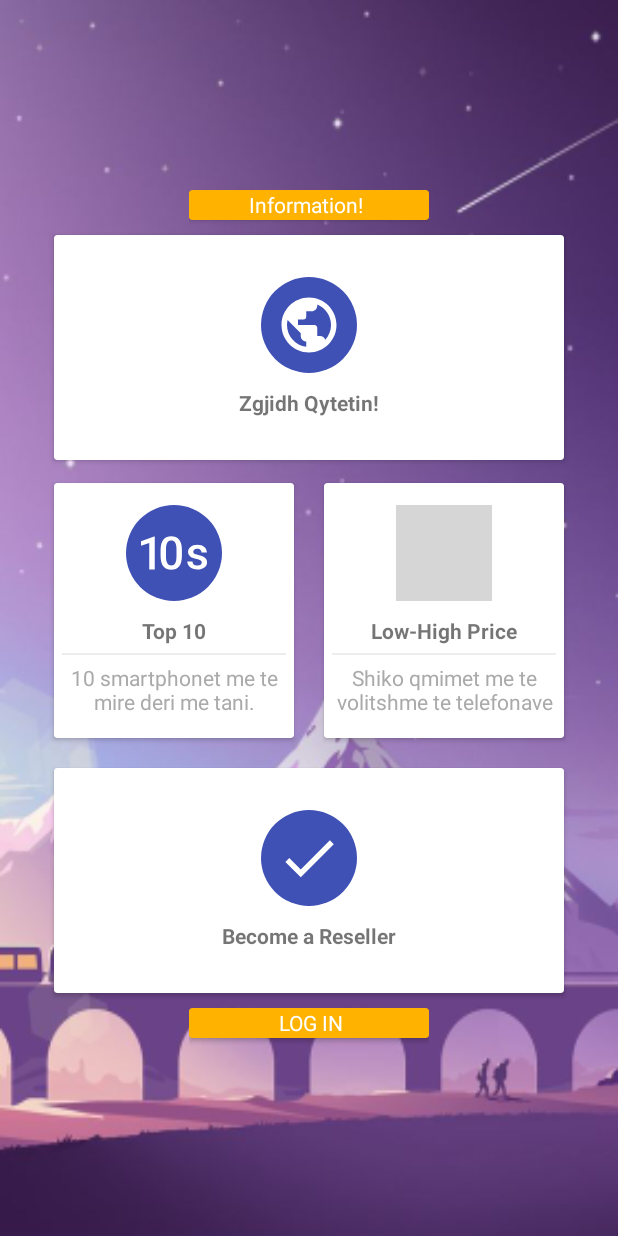
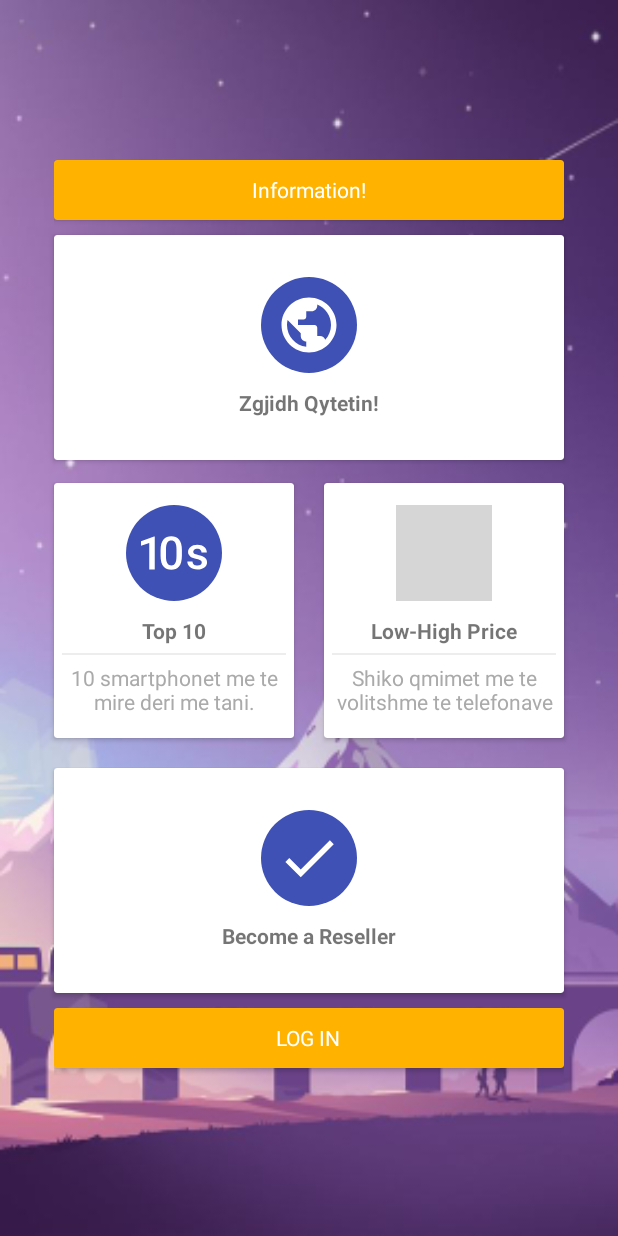
Before and after one commit to bleardrexhaj/MobiShopFinder, an Android app: the MainActivity screen opened directly, with no data from a screen before it, on a phone screen of 412 x 824 dp. Run offline under Robolectric (Android 15) with nearby library versions, the light colour scheme and no system bars; grey boxes are pictures that could not be loaded.

Commit message:
Fehmi Citaku - Information Popup Box
Kam shtuar nje klase te re, nje intent ne butonin informationin, ku do te jepen disa udhezime rreth programit, dhe forma e hapjes se intentit do te jete Pop-up, perndryshe kam bere edhe disa ndryshime ne main UI, dhe ne disa layouta tjere...

```diff
--- a/app/src/main/java/com/sj/projekt/mobishopfinder/MainActivity.java
+++ b/app/src/main/java/com/sj/projekt/mobishopfinder/MainActivity.java
@@ -9,7 +9,7 @@ import android.view.View;
 public class MainActivity extends AppCompatActivity implements View.OnClickListener {
 
 
-    private CardView zgjidh_qytetin, topten, lowHighPrice, becomeReseller;
+    private CardView zgjidh_qytetin, topten, lowHighPrice, becomeReseller, infoBox;
 
     @Override
     protected void onCreate(Bundle savedInstanceState) {
@@ -20,6 +20,7 @@ public class MainActivity extends AppCompatActivity implements View.OnClickListe
         topten = findViewById(R.id.topten);
         lowHighPrice = findViewById(R.id.lowHighPrice);
         becomeReseller = findViewById(R.id.becomeReseller);
+        infoBox = findViewById(R.id.infoBox);
 
 
         zgjidh_qytetin.setOnClickListener(this);
@@ -27,6 +28,14 @@ public class MainActivity extends AppCompatActivity implements View.OnClickListe
         lowHighPrice.setOnClickListener(this);
         becomeReseller.setOnClickListener(this);
 
+
+
+        infoBox.setOnClickListener(new View.OnClickListener() {
+            @Override
+            public void onClick(View view) {
+                startActivity(new Intent(MainActivity.this,informationbox.class));
+            }
+        });
 
 
 
--- a/app/src/main/res/layout/activity_cities.xml
+++ b/app/src/main/res/layout/activity_cities.xml
@@ -22,7 +22,7 @@
 
             <TextView
                 android:layout_width="200dp"
-                android:layout_height="30dp"
+                android:layout_height="40dp"
                 android:text="@string/zgjidh_qytetin"
                 android:textStyle="bold"
                 android:layout_marginTop="50dp"
@@ -165,6 +165,7 @@
                 android:layout_marginRight="20dp"
                 android:foreground="?android:attr/selectableItemBackground"
                 android:clickable="true"
+                android:background="@color/yello"
                 android:text="@string/title_activity_prishtine"
                 android:id="@+id/prishtine"/>
 
--- a/app/src/main/res/layout/activity_main.xml
+++ b/app/src/main/res/layout/activity_main.xml
@@ -18,11 +18,12 @@
         android:layout_height="wrap_content"
         android:layout_gravity="center">
         <android.support.v7.widget.CardView
-            android:layout_width="160dp"
-            android:layout_height="20dp"
+            android:layout_width="340dp"
+            android:layout_height="40dp"
             android:layout_marginBottom="5dp"
             android:clickable="true"
             app:cardBackgroundColor="@color/yello"
+            android:id="@+id/infoBox"
 
             android:foreground="?android:attr/selectableItemBackground"
             >
@@ -31,7 +32,8 @@
                 android:layout_width="wrap_content"
                 android:layout_height="wrap_content"
                 android:text="Information!"
-                android:paddingLeft="40dp"
+
+                android:layout_gravity="center"
                 android:textColor="#FFF"/>
         </android.support.v7.widget.CardView>
 
@@ -227,8 +229,8 @@
         android:layout_height="wrap_content"
         android:layout_gravity="center">
         <android.support.v7.widget.CardView
-            android:layout_width="160dp"
-            android:layout_height="20dp"
+            android:layout_width="340dp"
+            android:layout_height="40dp"
             android:layout_marginBottom="5dp"
             android:clickable="true"
             android:foreground="?android:attr/selectableItemBackground"
@@ -239,7 +241,8 @@
                 android:layout_width="wrap_content"
                 android:layout_height="wrap_content"
                 android:text="LOG IN"
-                android:paddingLeft="60dp"
+                android:layout_gravity="center"
+
                 android:textColor="#FFFFFF"/>
         </android.support.v7.widget.CardView>
 
```
Also changed, not shown: app/src/main/java/com/sj/projekt/mobishopfinder/informationbox.java (added, +25 -0 lines), app/src/main/res/layout/activity_informationbox.xml (added, +44 -0 lines), app/src/main/res/layout/activity_lowhigh.xml (+35 -3 lines), app/src/main/res/layout/activity_topten.xml (+47 -3 lines).
